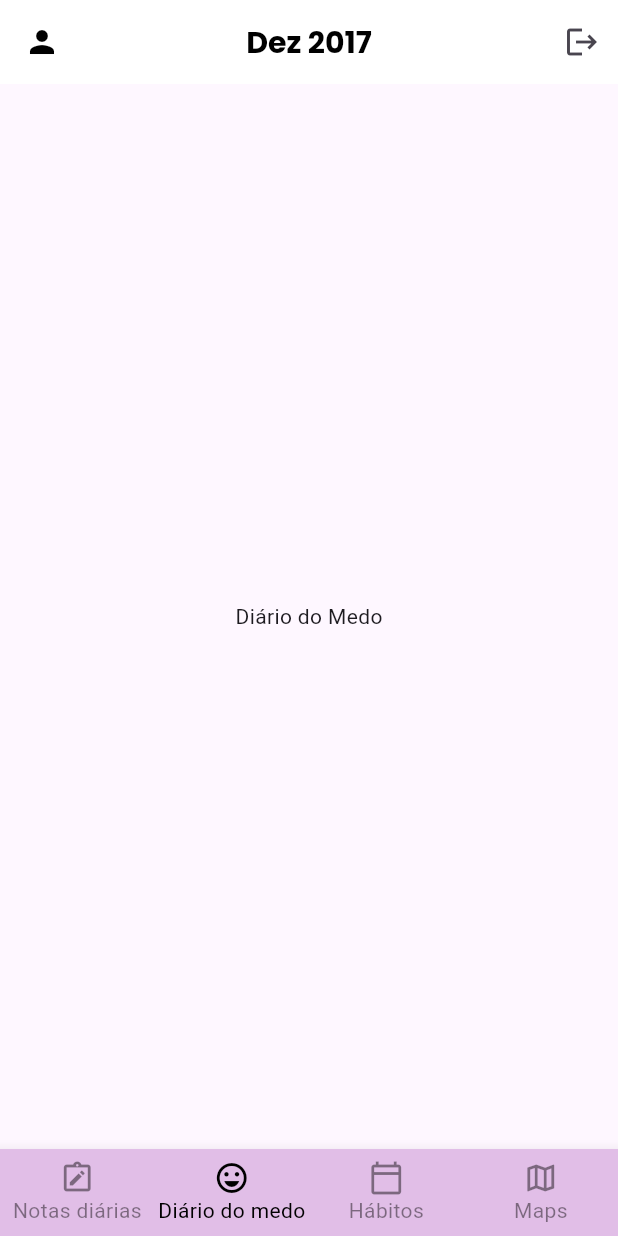
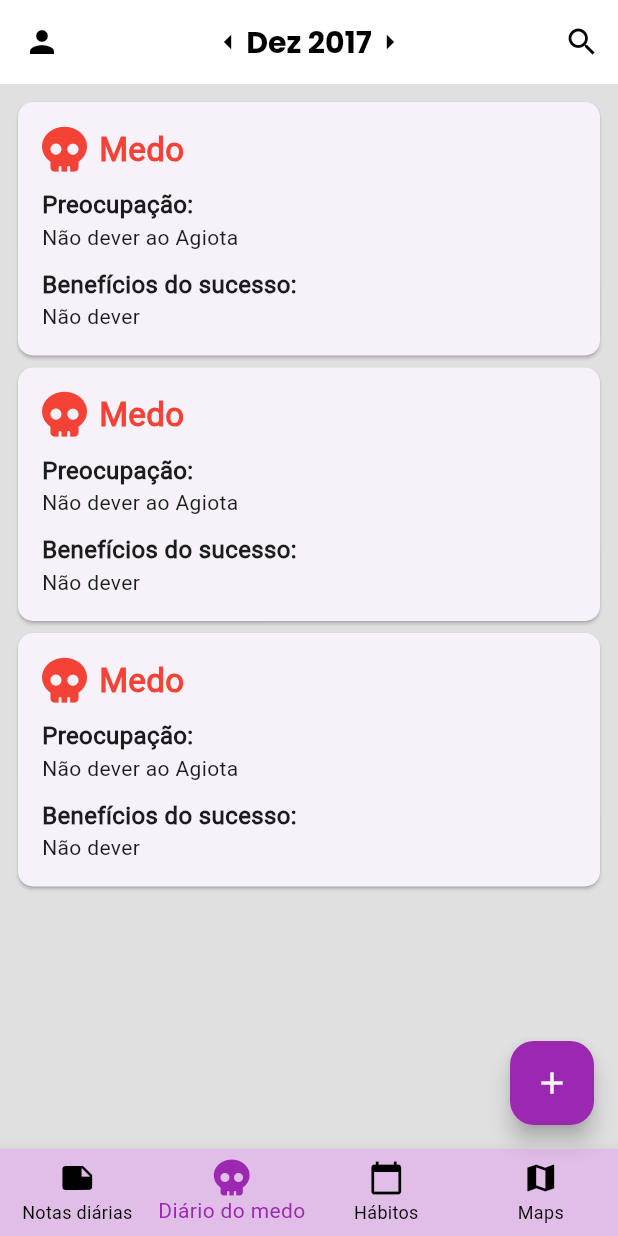
Before and after one commit to AyrllanP/DSI, a Flutter app: the DiarioMedoPage screen opened directly, on a phone screen of 412 x 824 dp. Run offline on Flutter 3.47's test engine with Material 3 defaults, Android fonts, the phone set to English and light mode, and no system bars; our stand-ins replace cloud_firestore, firebase_auth, firebase_core, font_awesome_flutter, table_calendar; accounts and stored records are empty; generated files the repository leaves out were written again; network calls fail.

Commit message:
Adicionando a página de medo e a página para adicionar o medo, além de melhorias visuais na página

```diff
--- a/lib/diario_medo.dart
+++ b/lib/diario_medo.dart
@@ -1,11 +1,11 @@
 import 'package:flutter/material.dart';
+import 'package:font_awesome_flutter/font_awesome_flutter.dart';
 import 'package:projeto_dsi/habitos.dart';
 import 'package:projeto_dsi/mapas.dart';
 import 'package:projeto_dsi/perfil.dart';
 import 'notas_diarias.dart';
-import 'servicos/autenticacao.dart'; // Importa o serviço de autenticação
-
-class DiarioMedo {}
+import 'servicos/autenticacao.dart';
+import 'medo_page.dart';
 
 class DiarioMedoPage extends StatefulWidget {
   @override
@@ -14,16 +14,13 @@ class DiarioMedoPage extends StatefulWidget {
 
 class _DiarioMedoPageState extends State<DiarioMedoPage> {
   int _selectedIndex = 1;
-  final AutenticacaoServico _authServico =
-      AutenticacaoServico(); // Instância do serviço de autenticação
+  final AutenticacaoServico _authServico = AutenticacaoServico();
 
-  // Função para fazer o logout
   void _fazerLogout() async {
-    await _authServico.deslogarUsuario(); // Chama o método de logout do serviço
+    await _authServico.deslogarUsuario();
     ScaffoldMessenger.of(context).showSnackBar(
       const SnackBar(content: Text("Logout realizado com sucesso!")),
     );
-    // Após o logout, redireciona para a tela de login
     Navigator.pushReplacementNamed(context, '/login');
   }
 
@@ -35,21 +32,18 @@ class _DiarioMedoPageState extends State<DiarioMedoPage> {
           MaterialPageRoute(builder: (context) => NotasDiariaPage()),
         );
         break;
-
       case 1:
         Navigator.pushReplacement(
           context,
           MaterialPageRoute(builder: (context) => DiarioMedoPage()),
         );
         break;
-
       case 2:
         Navigator.pushReplacement(
           context,
           MaterialPageRoute(builder: (context) => HabitosPage()),
         );
         break;
-
       case 3:
         Navigator.pushReplacement(
           context,
@@ -65,16 +59,9 @@ class _DiarioMedoPageState extends State<DiarioMedoPage> {
       appBar: AppBar(
         backgroundColor: Colors.white,
         elevation: 0,
-        // leading: const Icon(
-        //   Icons.person,
-        //   color: Colors.black,
-        // ),
         leading: IconButton(
-          icon: Icon(
-            Icons.person,
-            color: Colors.black,
-          ),
-          onPressed: (){
+          icon: Icon(Icons.person, color: Colors.black),
+          onPressed: () {
             Navigator.push(
               context,
               MaterialPageRoute(builder: (context) => TelaPerfil()),
@@ -82,7 +69,11 @@ class _DiarioMedoPageState extends State<DiarioMedoPage> {
           },
         ),
         centerTitle: true,
-        title: const Text(
+        title: Row(
+          mainAxisSize: MainAxisSize.min,
+          children: [
+            Icon(Icons.arrow_left, color: Colors.black),
+            Text(
               "Dez 2017",
               style: TextStyle(
                 fontFamily: 'Poppins',
@@ -91,40 +82,104 @@ class _DiarioMedoPageState extends State<DiarioMedoPage> {
                 color: Colors.black,
               ),
             ),
+            Icon(Icons.arrow_right, color: Colors.black),
+          ],
+        ),
         actions: [
-          // Botão de logout na AppBar
           IconButton(
-            icon: const Icon(Icons.logout),
-            onPressed: _fazerLogout, // Chama a função de logout
+            icon: Icon(Icons.search, color: Colors.black),
+            onPressed: () {},
           ),
         ],
       ),
-      body: const Center(child: Text('Diário do Medo')),
+      body: Container(
+        color: Colors.grey.shade300,
+        padding: EdgeInsets.all(8.0),
+        child: ListView.builder(
+          itemCount: 3,
+          itemBuilder: (context, index) {
+            return Card(
+              shape: RoundedRectangleBorder(
+                borderRadius: BorderRadius.circular(10),
+              ),
+              child: Padding(
+                padding: EdgeInsets.all(16.0),
+                child: Column(
+                  crossAxisAlignment: CrossAxisAlignment.start,
+                  children: [
+                    Row(
+                      children: [
+                        Icon(FontAwesomeIcons.skull,
+                            color: Colors.red, size: 30),
+                        SizedBox(width: 8),
+                        Text(
+                          "Medo",
+                          style: TextStyle(
+                            fontSize: 22,
+                            fontWeight: FontWeight.bold,
+                            color: Colors.red,
+                          ),
+                        ),
+                      ],
+                    ),
+                    SizedBox(height: 10),
+                    Text(
+                      "Preocupação:",
+                      style: TextStyle(
+                        fontSize: 16,
+                        fontWeight: FontWeight.bold,
+                      ),
+                    ),
+                    Text("Não dever ao Agiota"),
+                    SizedBox(height: 10),
+                    Text(
+                      "Benefícios do sucesso:",
+                      style: TextStyle(
+                        fontSize: 16,
+                        fontWeight: FontWeight.bold,
+                      ),
+                    ),
+                    Text("Não dever"),
+                  ],
+                ),
+              ),
+            );
+          },
+        ),
+      ),
+      floatingActionButton: FloatingActionButton(
+        onPressed: () {
+          Navigator.push(
+            context,
+            MaterialPageRoute(builder: (context) => MedoPage()),
+          );
+        },
+        backgroundColor: Colors.purple,
+        child: Icon(Icons.add, color: Colors.white),
+      ),
       bottomNavigationBar: BottomNavigationBar(
         type: BottomNavigationBarType.fixed,
-        backgroundColor: const Color(0xFFE1BEE7), // Fundo lilás claro
-        selectedItemColor: Colors.black,
-        unselectedItemColor: Colors.black45,
-        selectedFontSize: 14,
-        unselectedFontSize: 14,
+        backgroundColor: Colors.purple.shade100,
+        selectedItemColor: Colors.purple,
+        unselectedItemColor: Colors.black,
         onTap: _onItemTapped,
         currentIndex: _selectedIndex,
-        items: const [
+        items: [
           BottomNavigationBarItem(
-            icon: Icon(Icons.note_alt_outlined),
-            label: "Notas diárias",
+            icon: Icon(Icons.note),
+            label: 'Notas diárias',
           ),
           BottomNavigationBarItem(
-            icon: Icon(Icons.emoji_emotions_outlined),
-            label: "Diário do medo",
+            icon: Icon(FontAwesomeIcons.skull),
+            label: 'Diário do medo',
           ),
           BottomNavigationBarItem(
-            icon: Icon(Icons.calendar_today_outlined),
-            label: "Hábitos",
+            icon: Icon(Icons.calendar_today),
+            label: 'Hábitos',
           ),
           BottomNavigationBarItem(
-            icon: Icon(Icons.map_outlined),
-            label: "Maps",
+            icon: Icon(Icons.map),
+            label: 'Maps',
           ),
         ],
       ),
--- a/pubspec.yaml
+++ b/pubspec.yaml
@@ -41,6 +41,7 @@ dependencies:
   firebase_core: ^3.8.1
   firebase_auth: ^5.3.4
   cloud_firestore: ^5.5.1
+  font_awesome_flutter: ^10.6.0
 
 dev_dependencies:
   flutter_test:
```
Also changed, not shown: lib/medo_page.dart (added, +108 -0 lines), pubspec.lock. Lines whose indentation alone changed are shown as unchanged.
